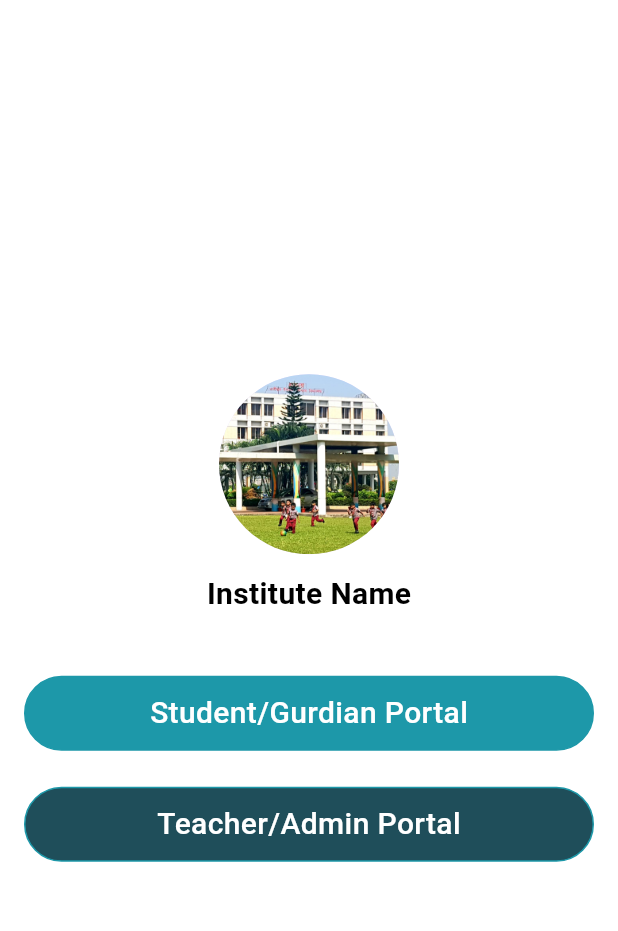
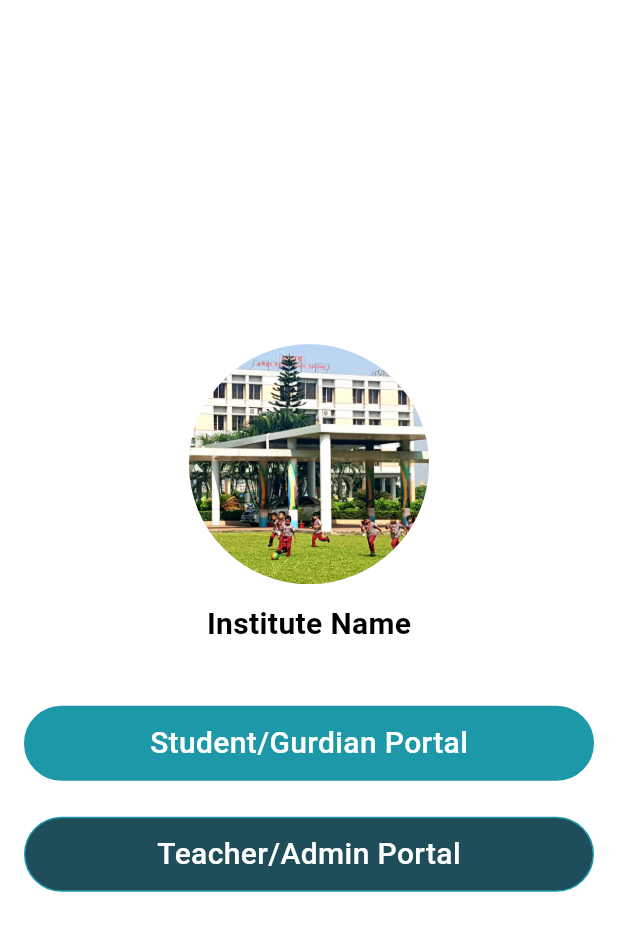
Before and after one commit to TareqTusher/edufin_nextzen, a Flutter app: the screen it shows after launch, on a phone screen of 412 x 824 dp. Shown: the top 931 px of the screen. Run offline on Flutter 3.47's test engine with Material 3 defaults, Android fonts, the phone set to English and light mode, and no system bars; our stand-ins replace shared_preferences.

Commit message:
avatar radius

```diff
--- a/lib/presentation/screens/portal_screen.dart
+++ b/lib/presentation/screens/portal_screen.dart
@@ -76,10 +76,9 @@ class _PortalScreenState extends State<PortalScreen> {
           child: Column(
             mainAxisAlignment: MainAxisAlignment.center,
             children: [
-              CommonCircleAvatar(size: 60),
+              CommonCircleAvatar(size: 80),
               SizedBox(height: 40),
 
-              // ───── Student Portal Button ─────
               StudentPortalLogInButtonSection(),
 
               SizedBox(height: 24),
```
